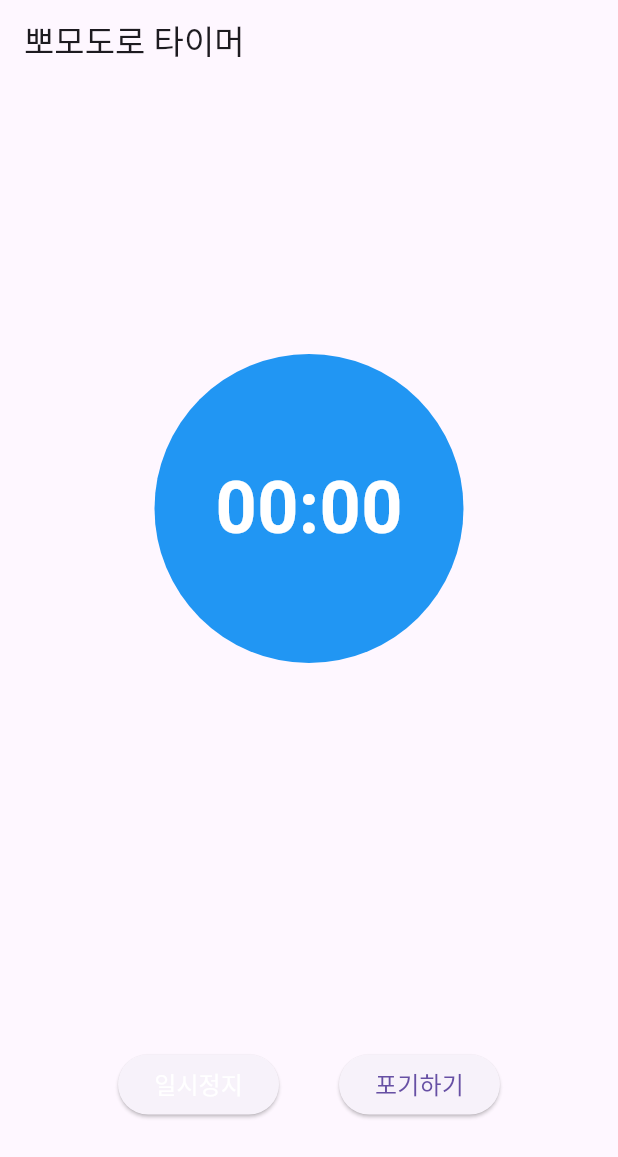
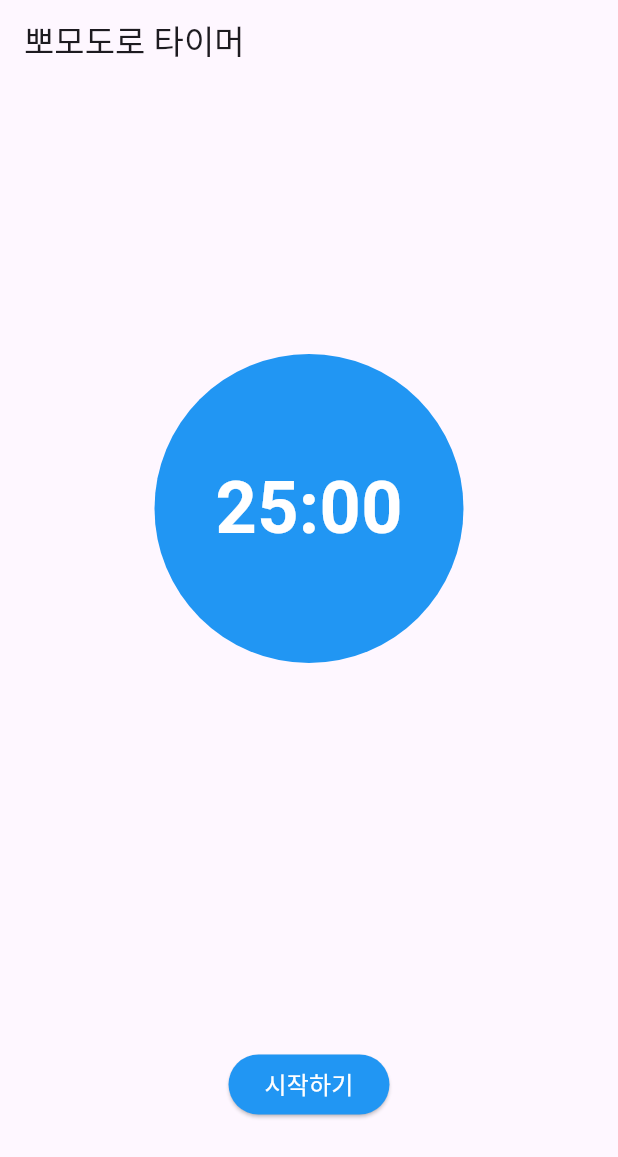
Before and after one commit to Tuna0917/pomodoro_timer, a Flutter app: the screen it shows after launch, on a phone screen of 412 x 824 dp. Shown: the top 1157 px of the screen. Run offline on Flutter 3.47's test engine with Material 3 defaults, Android fonts, the phone set to English and light mode, and no system bars; our stand-ins replace sprintf.

Commit message:
(Done) 함수 연결, 분기 처리 완료

```diff
--- a/lib/screens/timer_screen.dart
+++ b/lib/screens/timer_screen.dart
@@ -1,6 +1,7 @@
 import 'dart:async';
 
 import 'package:flutter/material.dart';
+import 'package:sprintf/sprintf.dart';
 
 enum TimerStatus { running, paused, stopped, resting }
 
@@ -12,8 +13,8 @@ class TimerScreen extends StatefulWidget {
 }
 
 class _TimerScreenState extends State<TimerScreen> {
-  static const workSeconds = 25;
-  static const restSeconds = 5;
+  static const workSeconds = 25 * 60;
+  static const restSeconds = 5 * 60;
 
   late TimerStatus _timerStatus;
   late int _timer;
@@ -25,6 +26,10 @@ class _TimerScreenState extends State<TimerScreen> {
     _timerStatus = TimerStatus.stopped;
     _timer = workSeconds;
     _pomodoroCount = 0;
+  }
+
+  String secondsToString(int seconds) {
+    return sprintf("%02d:%02d", [seconds ~/ 60, seconds % 60]);
   }
 
   void runTimer() async {
@@ -65,7 +70,7 @@ class _TimerScreenState extends State<TimerScreen> {
   void run() {
     setState(() {
       _timerStatus = TimerStatus.running;
-      print("[=>]" + _timerStatus.toString());
+      print("[=>]$_timerStatus");
       runTimer();
     });
   }
@@ -74,11 +79,11 @@ class _TimerScreenState extends State<TimerScreen> {
     setState(() {
       _timer = restSeconds;
       _timerStatus = TimerStatus.resting;
-      print("[=>]" + _timerStatus.toString());
+      print("[=>]$_timerStatus");
     });
   }
 
-  void paused() {
+  void pause() {
     setState(() {
       _timerStatus = TimerStatus.paused;
     });
@@ -92,7 +97,7 @@ class _TimerScreenState extends State<TimerScreen> {
     setState(() {
       _timer = workSeconds;
       _timerStatus = TimerStatus.stopped;
-      print("[=>]" + _timerStatus.toString());
+      print("[=>]$_timerStatus");
     });
   }
 
@@ -100,26 +105,32 @@ class _TimerScreenState extends State<TimerScreen> {
   Widget build(BuildContext context) {
     final List<Widget> _runningButtons = [
       ElevatedButton(
-        onPressed: () {},
-        child: const Text(
-          1 == 2 ? '계속하기' : '일시정지',
-          style: TextStyle(color: Colors.white, fontSize: 16),
+        onPressed: _timerStatus == TimerStatus.paused ? resume : pause,
+        style: ElevatedButton.styleFrom(
+          backgroundColor:
+              _timerStatus == TimerStatus.paused ? Colors.green : Colors.grey,
+        ),
+        child: Text(
+          _timerStatus == TimerStatus.paused ? '계속하기' : '일시정지',
+          style: const TextStyle(color: Colors.white, fontSize: 16),
         ),
       ),
       const Padding(padding: EdgeInsets.all(20)),
       ElevatedButton(
-        onPressed: () {},
+        onPressed: stop,
+        style: ElevatedButton.styleFrom(backgroundColor: Colors.red),
         child: const Text(
           '포기하기',
-          style: TextStyle(fontSize: 16),
+          style: TextStyle(color: Colors.white, fontSize: 16),
         ),
       ),
     ];
     final List<Widget> _stoppedButtons = [
       ElevatedButton(
-        onPressed: () {},
+        onPressed: run,
         style: ElevatedButton.styleFrom(
-          foregroundColor: 1 == 2 ? Colors.green : Colors.blue,
+          backgroundColor:
+              _timerStatus == TimerStatus.resting ? Colors.green : Colors.blue,
         ),
         child: const Text(
           '시작하기',
@@ -137,14 +148,16 @@ class _TimerScreenState extends State<TimerScreen> {
           Container(
             height: MediaQuery.of(context).size.height * 0.5,
             width: MediaQuery.of(context).size.width * 0.5,
-            decoration: const BoxDecoration(
+            decoration: BoxDecoration(
               shape: BoxShape.circle,
-              color: 1 == 2 ? Colors.green : Colors.blue,
+              color: _timerStatus == TimerStatus.resting
+                  ? Colors.green
+                  : Colors.blue,
             ),
-            child: const Center(
+            child: Center(
               child: Text(
-                '00:00',
-                style: TextStyle(
+                secondsToString(_timer),
+                style: const TextStyle(
                   color: Colors.white,
                   fontSize: 48,
                   fontWeight: FontWeight.bold,
@@ -154,9 +167,9 @@ class _TimerScreenState extends State<TimerScreen> {
           ),
           Row(
             mainAxisAlignment: MainAxisAlignment.center,
-            children: 1 == 2
-                ? const []
-                : 1 == 2
+            children: _timerStatus == TimerStatus.resting
+                ? const [Padding(padding: EdgeInsets.all(20))]
+                : _timerStatus == TimerStatus.stopped
                     ? _stoppedButtons
                     : _runningButtons,
           )
--- a/pubspec.yaml
+++ b/pubspec.yaml
@@ -9,6 +9,7 @@ environment:
 dependencies:
   flutter:
     sdk: flutter
+  sprintf: ^6.0.0
 
 dev_dependencies:
   flutter_test:
```
Also changed, not shown: pubspec.lock.
